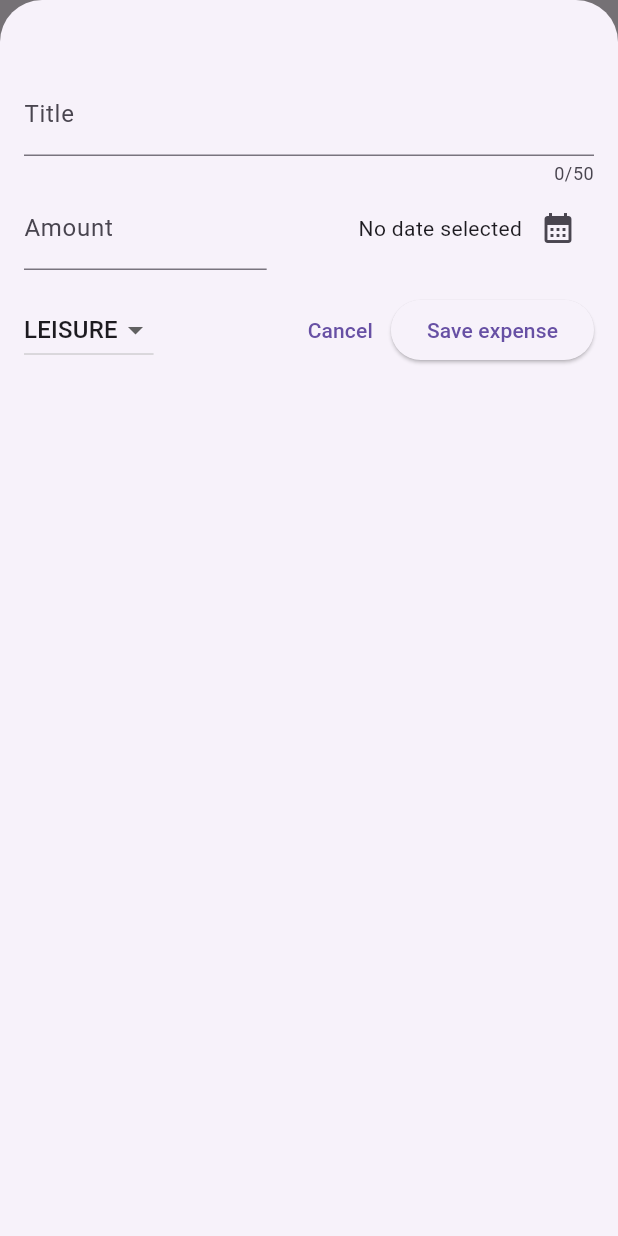
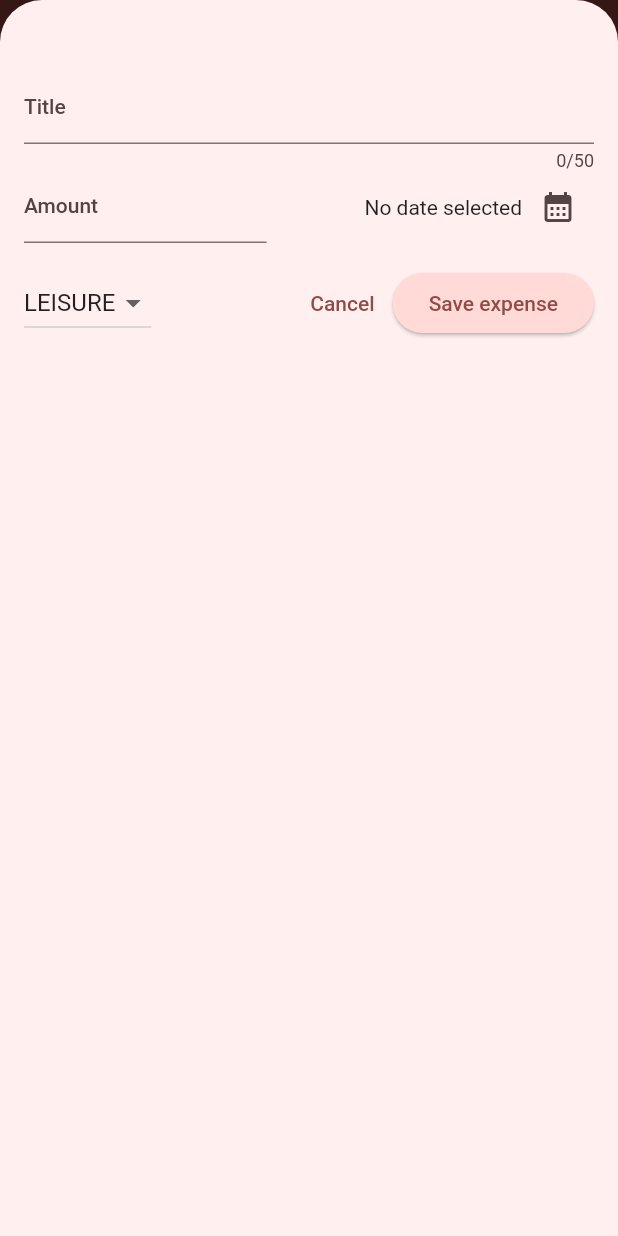
Before and after one commit to lLeoNeedl/expenses_tracker, a Flutter app: the screen it shows after launch, after a tap on the "add" icon, on a phone screen of 412 x 824 dp. Run offline on Flutter 3.47's test engine with Material 2 defaults, Android fonts, the phone set to English and light mode, and no system bars.

Commit message:
Adding dark theme

```diff
--- a/lib/main.dart
+++ b/lib/main.dart
@@ -1,10 +1,59 @@
 import 'package:expense_tracker/widgets/expenses.dart';
 import 'package:flutter/material.dart';
+
+var kColorScheme =
+    ColorScheme.fromSeed(seedColor: const Color.fromARGB(255, 181, 59, 59));
+
+var kDarkColorScheme = ColorScheme.fromSeed(
+    brightness: Brightness.dark,
+    seedColor: const Color.fromARGB(255, 181, 59, 59));
 
 void main() {
   runApp(
     MaterialApp(
-      theme: ThemeData(useMaterial3: true),
+      darkTheme: ThemeData.dark().copyWith(
+        useMaterial3: true,
+        colorScheme: kDarkColorScheme,
+        cardTheme: const CardTheme().copyWith(
+          color: kDarkColorScheme.secondaryContainer,
+          margin: const EdgeInsets.symmetric(
+            horizontal: 16,
+            vertical: 8,
+          ),
+        ),
+        elevatedButtonTheme: ElevatedButtonThemeData(
+          style: ElevatedButton.styleFrom(
+            backgroundColor: kDarkColorScheme.primaryContainer,
+            foregroundColor: kDarkColorScheme.onPrimaryContainer,
+          ),
+        ),
+      ),
+      theme: ThemeData().copyWith(
+        useMaterial3: true,
+        colorScheme: kColorScheme,
+        appBarTheme: const AppBarTheme().copyWith(
+          backgroundColor: kColorScheme.onPrimaryContainer,
+          foregroundColor: kColorScheme.primaryContainer,
+        ),
+        cardTheme: const CardTheme().copyWith(
+          color: kColorScheme.secondaryContainer,
+          margin: const EdgeInsets.symmetric(
+            horizontal: 16,
+            vertical: 8,
+          ),
+        ),
+        elevatedButtonTheme: ElevatedButtonThemeData(
+          style: ElevatedButton.styleFrom(
+              backgroundColor: kColorScheme.primaryContainer),
+        ),
+        textTheme: ThemeData().textTheme.copyWith(
+              titleLarge: TextStyle(
+                fontWeight: FontWeight.bold,
+                color: kColorScheme.onSecondaryContainer,
+                fontSize: 20,
+              ),
+            ),
+      ),
       home: const Expenses(),
     ),
   );
--- a/lib/widgets/expenses.dart
+++ b/lib/widgets/expenses.dart
@@ -69,7 +69,7 @@ class _ExpensesState extends State<Expenses> {
 
     return Scaffold(
       appBar: AppBar(
-        title: const Text('Flutter Expense Tracker'),
+        title: const Text('Expense Tracker'),
         actions: [
           IconButton(
             onPressed: _openAddExpenseOverlay,
--- a/lib/widgets/expenses_list/expense_item.dart
+++ b/lib/widgets/expenses_list/expense_item.dart
@@ -15,8 +15,12 @@ class ExpenseItem extends StatelessWidget {
           vertical: 16,
         ),
         child: Column(
+          crossAxisAlignment: CrossAxisAlignment.start,
           children: [
-            Text(expense.title),
+            Text(
+              expense.title,
+              style: Theme.of(context).textTheme.titleMedium?.copyWith(fontWeight: FontWeight.bold),
+            ),
             const SizedBox(height: 4),
             Row(
               children: [
--- a/lib/widgets/expenses_list/expenses_list.dart
+++ b/lib/widgets/expenses_list/expenses_list.dart
@@ -18,6 +18,11 @@ class ExpensesList extends StatelessWidget {
       itemCount: expenses.length,
       itemBuilder: (context, index) => Dismissible(
         key: ValueKey(expenses[index]),
+        background: Container(
+          color: Theme.of(context).colorScheme.error.withOpacity(0.75),
+          margin: EdgeInsets.symmetric(
+              horizontal: Theme.of(context).cardTheme.margin!.horizontal),
+        ),
         direction: DismissDirection.endToStart,
         onDismissed: (dismissDirection) {
           onRemoveExpense(expenses[index]);
```
